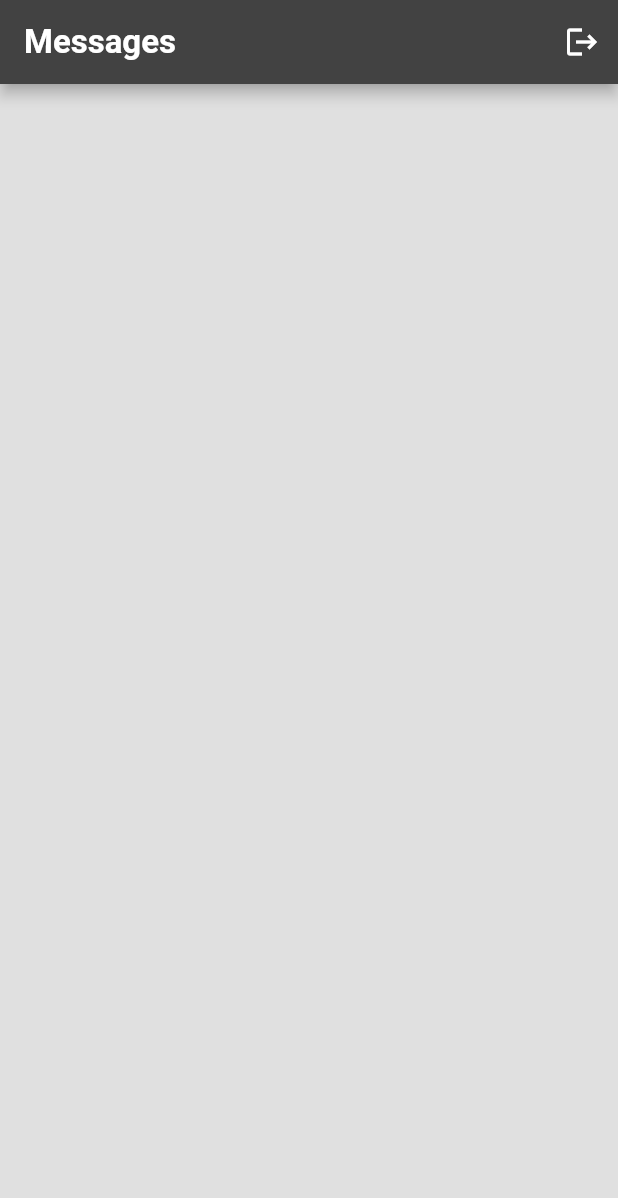
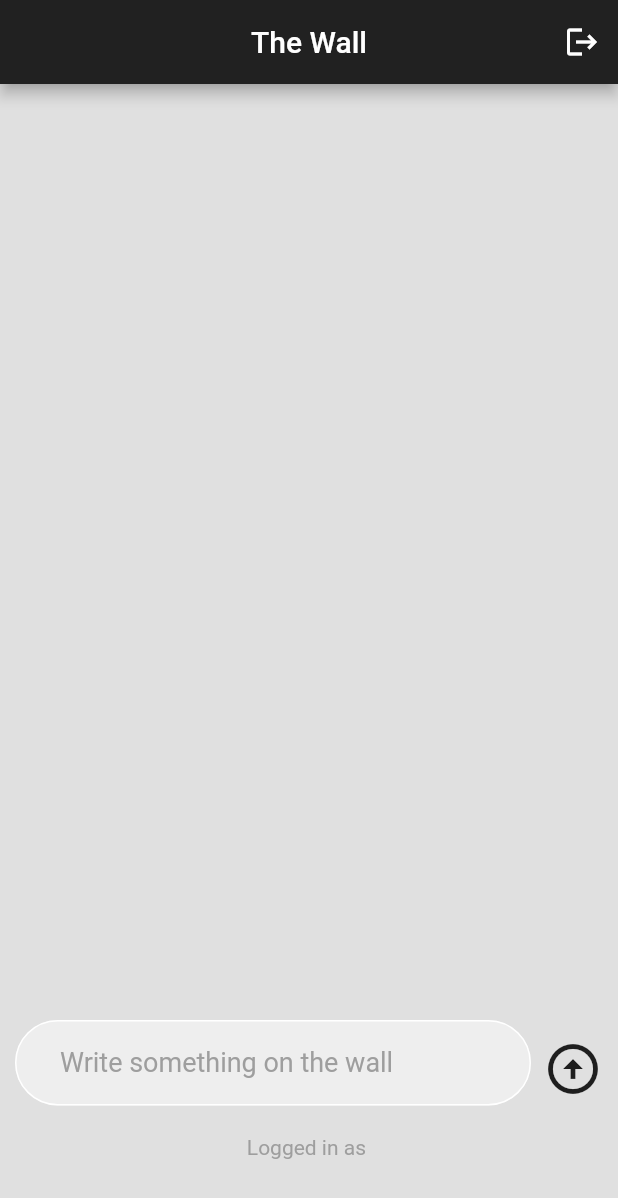
Before and after one commit to AbdulRahmanMudasser/twizzle, a Flutter app: the screen it shows once a user with an empty profile is signed in, on a phone screen of 412 x 824 dp. Shown: the top 1198 px of the screen. Run offline on Flutter 3.47's test engine with Material 2 defaults, Android fonts, the phone set to English and light mode, and no system bars; our stand-ins replace cloud_firestore, firebase_auth, firebase_core, flutter_svg, google_sign_in; accounts and stored records are empty; network calls fail.

Commit message:
Home or Feed Page Completed

```diff
--- /dev/null
+++ b/lib/components/methods/message_input.dart
@@ -0,0 +1,37 @@
+import 'package:flutter/material.dart';
+
+import '../widgets/reusable_text_field.dart';
+
+Widget buildMessageInput({
+  required TextEditingController messageController,
+  required String hintText,
+  required GestureTapCallback onTap,
+}) {
+  return Padding(
+    padding: const EdgeInsets.symmetric(horizontal: 10),
+    child: Row(
+      children: [
+        // text field
+        Expanded(
+          child: ReusableTextField(
+            controller:messageController,
+            hintText: hintText,
+            obscureText: false,
+            inChatRoom: true,
+            borderRadius: 35,
+          ),
+        ),
+
+        // send button
+        IconButton(
+          onPressed: onTap,
+          icon: const Icon(
+            Icons.arrow_circle_up,
+            size: 40,
+            // color: Colors.grey.shade500,
+          ),
+        ),
+      ],
+    ),
+  );
+}
--- a/lib/components/widgets/reusable_button.dart
+++ b/lib/components/widgets/reusable_button.dart
@@ -1,4 +1,5 @@
 import 'package:flutter/material.dart';
+import 'package:flutter_chat_messenger_app/config/app_colors.dart';
 import 'package:flutter_chat_messenger_app/config/app_size.dart';
 
 class ReusableButton extends StatelessWidget {
@@ -18,7 +19,7 @@ class ReusableButton extends StatelessWidget {
       child: Container(
         padding: EdgeInsets.all(getProportionateScreenWidth(20)),
         decoration:  BoxDecoration(
-          color: Colors.black,
+          color: AppColors.darkColor,
           borderRadius: BorderRadius.circular(9),
         ),
         child: Center(
--- a/lib/config/app_colors.dart
+++ b/lib/config/app_colors.dart
@@ -3,4 +3,5 @@ import 'package:flutter/material.dart';
 class AppColors {
   static Color backgroundColor = Colors.grey.shade300;
   static Color lightTextColor = Colors.grey.shade700;
+  static Color darkColor = Colors.grey.shade900;
 }
--- a/lib/pages/home_page.dart
+++ b/lib/pages/home_page.dart
@@ -1,12 +1,14 @@
 import 'package:cloud_firestore/cloud_firestore.dart';
 import 'package:firebase_auth/firebase_auth.dart';
 import 'package:flutter/material.dart';
-import 'package:flutter_chat_messenger_app/components/methods/snack_bar.dart';
+import 'package:flutter_chat_messenger_app/components/methods/message_input.dart';
+import 'package:flutter_chat_messenger_app/components/widgets/home_page/wall_post.dart';
 import 'package:flutter_chat_messenger_app/config/app_colors.dart';
-import 'package:flutter_chat_messenger_app/services/authentication/auth_service.dart';
+import 'package:flutter_chat_messenger_app/config/app_size.dart';
 import 'package:provider/provider.dart';
 
-import 'chat_page.dart';
+import '../components/methods/snack_bar.dart';
+import '../services/authentication/auth_service.dart';
 
 class HomePage extends StatefulWidget {
   const HomePage({super.key});
@@ -16,8 +18,14 @@ class HomePage extends StatefulWidget {
 }
 
 class _HomePageState extends State<HomePage> {
-  // instance of auth
-  final FirebaseAuth _firebaseAuth = FirebaseAuth.instance;
+  // current user
+  final _currentUser = FirebaseAuth.instance.currentUser;
+
+  // instance of fire store
+  final FirebaseFirestore _firestore = FirebaseFirestore.instance;
+
+  // text controller
+  TextEditingController _messageController = TextEditingController();
 
   // sign user out
   void signOut() {
@@ -26,13 +34,33 @@ class _HomePageState extends State<HomePage> {
     // get the auth service
     final authenticationService = Provider.of<AuthenticationService>(context, listen: false);
 
+    // sign out user
     authenticationService.signOut();
 
+    // show snack bar after successful logout
     showSuccessSnackBar(
       title: 'Signed Out',
       error: 'See You Later',
       scaffoldMessenger: scaffoldMessenger,
     );
+  }
+
+  // post message
+  void postMessage() {
+    // only post if there is something in the text field
+    if (_messageController.text.isNotEmpty) {
+      // store in firebase
+      _firestore.collection('user_posts').add({
+        'email': _currentUser!.email,
+        'post': _messageController.text,
+        'timestamp': Timestamp.now(),
+      });
+    }
+
+    // clear the text field
+    setState(() {
+      _messageController.clear();
+    });
   }
 
   @override
@@ -41,12 +69,9 @@ class _HomePageState extends State<HomePage> {
       backgroundColor: AppColors.backgroundColor,
       appBar: AppBar(
         title: const Text(
-          "Messages",
-          style: TextStyle(
-            fontSize: 22,
-            fontWeight: FontWeight.w600,
-          ),
+          "The Wall",
         ),
+        centerTitle: true,
         actions: [
           // sign out button
           IconButton(
@@ -55,71 +80,68 @@ class _HomePageState extends State<HomePage> {
           ),
         ],
         foregroundColor: Colors.white,
-        backgroundColor: Colors.grey.shade800,
+        backgroundColor: AppColors.darkColor,
       ),
-      body: Column(
-        children: [
-          const SizedBox(
-            height: 20,
-          ),
-          Expanded(
-            child: _buildUserList(),
-          ),
-        ],
+      body: Center(
+        child: Column(
+          children: [
+            // the wall
+            Expanded(
+              child: StreamBuilder(
+                stream: FirebaseFirestore.instance
+                    .collection('user_posts')
+                    .orderBy('timestamp', descending: false)
+                    .snapshots(),
+                builder: (context, snapshot) {
+                  if (snapshot.hasData) {
+                    return ListView.builder(
+                      itemCount: snapshot.data!.docs.length,
+                      itemBuilder: (context, index) {
+                        // get the message
+                        final post = snapshot.data!.docs[index];
+
+                        return WallPost(
+                          message: post['post'],
+                          user: post['email'],
+                        );
+                      },
+                    );
+                  } else if (snapshot.hasError) {
+                    return Center(
+                      child: Text("Error - ${snapshot.error}"),
+                    );
+                  } else {
+                    return const Center(
+                      child: CircularProgressIndicator(),
+                    );
+                  }
+                },
+              ),
+            ),
+
+            // post message
+            buildMessageInput(
+              messageController: _messageController,
+              hintText: 'Write something on the wall',
+              onTap: postMessage,
+            ),
+
+            SizedBox(
+              height: getProportionateScreenHeight(20),
+            ),
+
+            // logged in as
+            Text(
+              "Logged in as ${_currentUser!.email}",
+              style: const TextStyle(color: Colors.grey),
+            ),
+
+            SizedBox(
+              height: getProportionateScreenHeight(50),
+            ),
+          ],
+        ),
       ),
     );
   }
-
-  // build a list of users except for the current logged in user
-  Widget _buildUserList() {
-    return StreamBuilder<QuerySnapshot>(
-      stream: FirebaseFirestore.instance.collection('users').snapshots(),
-      builder: (context, snapshot) {
-        if (snapshot.hasError) {
-          return const Center(
-            child: Text('Error'),
-          );
-        }
-
-        if (snapshot.connectionState == ConnectionState.waiting) {
-          return const Center(
-            child: CircularProgressIndicator(),
-          );
-        } else {
-          return ListView(
-            children: snapshot.data!.docs.map<Widget>((doc) => _buildUserListItem(doc)).toList(),
-          );
-        }
-      },
-    );
-  }
-
-  // build individual user list items
-  Widget _buildUserListItem(DocumentSnapshot document) {
-    Map<String, dynamic> data = document.data() as Map<String, dynamic>;
-
-    // display all users except current user
-    if (_firebaseAuth.currentUser!.email != data['email']) {
-      return ListTile(
-        title: Text(data['email']),
-        leading: const Icon(Icons.person),
-        horizontalTitleGap: 30,
-        contentPadding: const EdgeInsets.symmetric(horizontal: 30),
-        onTap: () {
-          // pass the clicked user's UID to chat page
-          Navigator.of(context).push(
-            MaterialPageRoute(
-              builder: (context) => ChatPage(
-                receiverUserEmail: data['email'],
-                receiverUserID: data['uid'],
-              ),
-            ),
-          );
-        },
-      );
-    } else {
-      // return empty container
-      return Container();
-    }
-  }
 }
```
Also changed, not shown: lib/components/widgets/home_page/wall_post.dart (added, +73 -0 lines), lib/pages/chat_page.dart (+7 -34 lines), lib/pages/messages_page.dart (added, +125 -0 lines).
